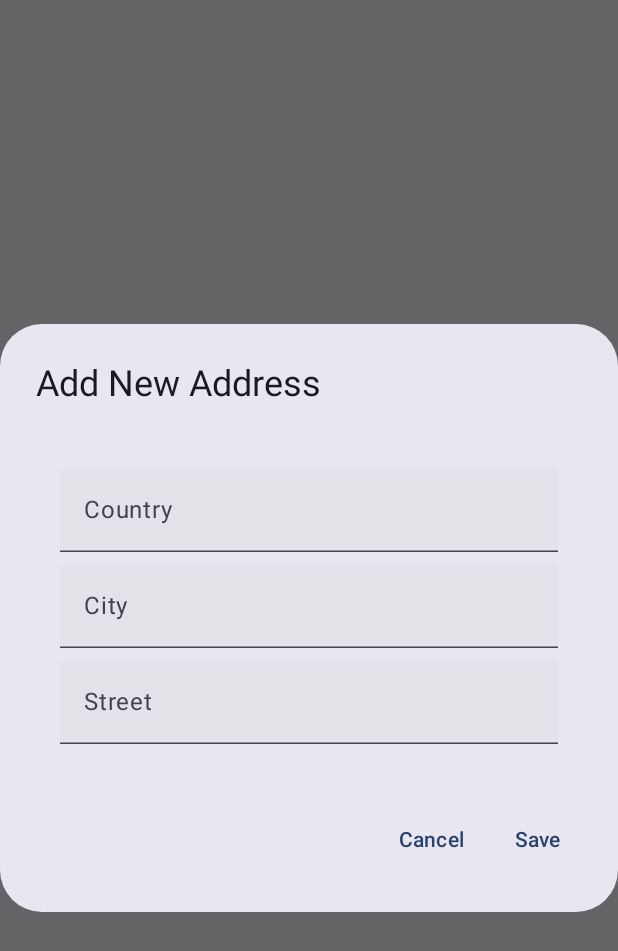
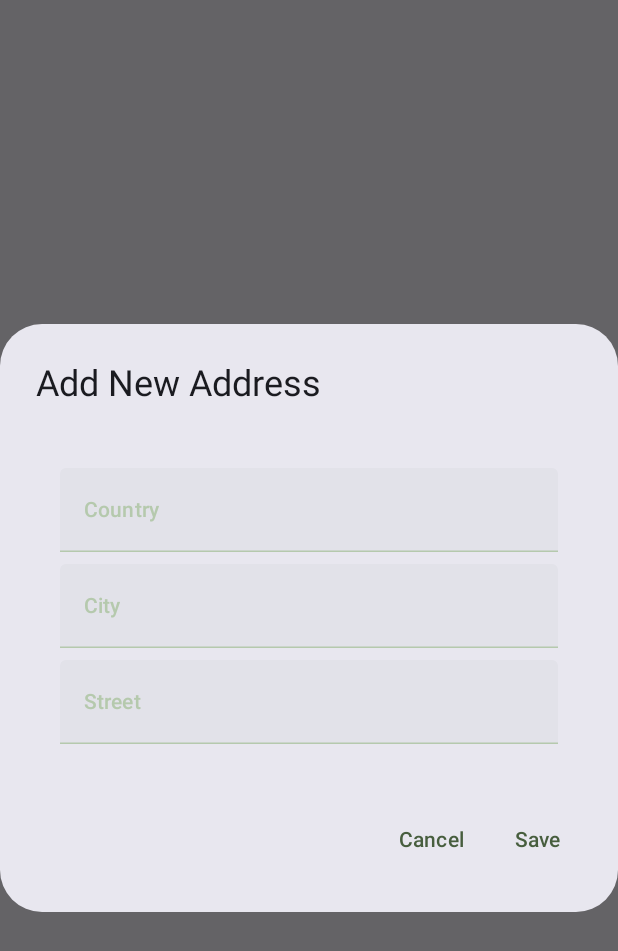
Before and after one commit to YaroslavaShyt/cw, an Android app built with Jetpack Compose: the composable AddAddressDialog called with empty values, on a phone screen of 412 x 824 dp. Shown: the top 951 px of the screen. Run offline under Robolectric (Android 15) with nearby library versions, the phone set to English and light mode, and no system bars; 1 statement that could not run was skipped.

Commit message:
- adding and deleting an address

```diff
--- a/app/src/main/java/com/example/cw/data/networking/NetworkingClient.kt
+++ b/app/src/main/java/com/example/cw/data/networking/NetworkingClient.kt
@@ -21,7 +21,6 @@ class NetworkingClient(private val firebaseFireStore: FirebaseFirestore) : INetw
             }
 
             val result: QuerySnapshot = query.get().await()
-
             result.documents.map { document ->
                 document.data ?: emptyMap()
             }
--- a/app/src/main/java/com/example/cw/data/user/User.kt
+++ b/app/src/main/java/com/example/cw/data/user/User.kt
@@ -7,7 +7,7 @@ private const val addressString: String = "address"
 
 data class User(
     val id: String = "",
-    val addresses: List<Address> = emptyList()
+    var addresses: List<Address> = emptyList()
 ) {
     companion object {
         fun fromMap(data: Map<String, Any>): User {
--- a/app/src/main/java/com/example/cw/domain/services/IUserService.kt
+++ b/app/src/main/java/com/example/cw/domain/services/IUserService.kt
@@ -1,9 +1,11 @@
 package com.example.cw.domain.services
 
+import com.example.cw.data.user.Address
 import com.example.cw.data.user.User
 import org.koin.core.component.KoinComponent
 
 interface IUserService: KoinComponent {
     var user: User
     suspend fun getUserData()
+    suspend fun updateUserAddresses(addresses: List<Address>)
 }
--- a/app/src/main/java/com/example/cw/screens/shippingAddresses/ShippingAddressesScreen.kt
+++ b/app/src/main/java/com/example/cw/screens/shippingAddresses/ShippingAddressesScreen.kt
@@ -10,12 +10,14 @@ import androidx.compose.material.icons.Icons
 import androidx.compose.material.icons.outlined.Add
 import androidx.compose.material3.AlertDialog
 import androidx.compose.material3.CircularProgressIndicator
+import androidx.compose.material3.ExperimentalMaterial3Api
 import androidx.compose.material3.Icon
 import androidx.compose.material3.IconButton
 import androidx.compose.material3.MaterialTheme
 import androidx.compose.material3.Text
 import androidx.compose.material3.TextButton
 import androidx.compose.material3.TextField
+import androidx.compose.material3.TextFieldDefaults
 import androidx.compose.runtime.Composable
 import androidx.compose.runtime.collectAsState
 import androidx.compose.runtime.mutableStateOf
@@ -25,6 +27,9 @@ import androidx.compose.ui.Modifier
 import androidx.compose.ui.unit.dp
 import androidx.compose.ui.unit.sp
 import com.example.cw.screens.shippingAddresses.widgets.AddressRow
+import com.example.cw.ui.theme.mainWhite
+import com.example.cw.ui.theme.neatGreen
+import com.example.cw.ui.theme.olive
 
 @Composable
 fun ShippingAddressesScreen(viewModel: ShippingAddressesViewModel) {
@@ -32,8 +37,10 @@ fun ShippingAddressesScreen(viewModel: ShippingAddressesViewModel) {
     val addressesState = viewModel.addresses.collectAsState()
     val loadingState = viewModel.loading.collectAsState()
     val errorState = viewModel.error.collectAsState()
+    val selectedAddressState = viewModel.selectedAddress.collectAsState()
 
     val isAddingAddress = remember { mutableStateOf(false) }
+    val isEditingAddress = remember { mutableStateOf(false) }
 
     val country = remember { mutableStateOf("") }
     val city = remember { mutableStateOf("") }
@@ -48,7 +55,7 @@ fun ShippingAddressesScreen(viewModel: ShippingAddressesViewModel) {
             )
 
             IconButton(onClick = {
-                isAddingAddress.value = true  // Відкриваємо діалог
+                isAddingAddress.value = true
             }) {
                 Icon(imageVector = Icons.Outlined.Add, contentDescription = null)
             }
@@ -64,28 +71,46 @@ fun ShippingAddressesScreen(viewModel: ShippingAddressesViewModel) {
 
         LazyColumn {
             items(addressesState.value) { address ->
-                AddressRow(isSelected = true, address = address)
+                AddressRow(
+                    isSelected = address == selectedAddressState.value,
+                    address = address,
+                    onAddressSelected = { viewModel.onAddressSelected(address) },
+                    onDeleteAddress = { viewModel.onDeleteAddressPressed(address) },
+                    onEditAddress = {isEditingAddress.value = true}
+                )
             }
         }
 
-        // Відображення діалогу для додавання нової адреси
-        if (isAddingAddress.value) {
+        if (isAddingAddress.value or isEditingAddress.value) {
+            if(isEditingAddress.value){
+                country.value = selectedAddressState.value.country
+                city.value = selectedAddressState.value.city
+                street.value = selectedAddressState.value.street
+            }
             AddAddressDialog(
-                country = country.value,
+                country =  country.value,
                 city = city.value,
                 street = street.value,
                 onCountryChange = { country.value = it },
                 onCityChange = { city.value = it },
                 onStreetChange = { street.value = it },
                 onSave = {
-                    viewModel.onAddAddressPressed(country.value, city.value, street.value)
-                    isAddingAddress.value = false // Закриваємо діалог
+                    if(isAddingAddress.value) {
+                        viewModel.onAddAddressPressed(country.value, city.value, street.value)
+                        isAddingAddress.value = false
+
+                    }
+                    if(isEditingAddress.value){
+                        viewModel.onEditAddressPressed(country.value, city.value, street.value)
+                        isEditingAddress.value = false
+                    }
                     country.value = ""
                     city.value = ""
                     street.value = ""
                 },
                 onCancel = {
-                    isAddingAddress.value = false // Закриваємо діалог
+                    isEditingAddress.value = false
+                    isAddingAddress.value = false
                     country.value = ""
                     city.value = ""
                     street.value = ""
@@ -96,6 +121,7 @@ fun ShippingAddressesScreen(viewModel: ShippingAddressesViewModel) {
 }
 
 
+@OptIn(ExperimentalMaterial3Api::class)
 @Composable
 fun AddAddressDialog(
     country: String,
@@ -114,25 +140,64 @@ fun AddAddressDialog(
         text = {
             Column(modifier = Modifier.padding(16.dp)) {
                 TextField(
+                    colors = TextFieldDefaults.textFieldColors(
+                        focusedIndicatorColor = olive,
+                        unfocusedIndicatorColor = neatGreen,
+                        focusedLabelColor = olive,
+                        unfocusedLabelColor = neatGreen,
+                        focusedPlaceholderColor = mainWhite,
+                        unfocusedPlaceholderColor = mainWhite,
+                    ),
                     value = country,
                     onValueChange = onCountryChange,
-                    label = { Text("Country") },
+                    label = {
+                        Text(
+                            "Country",
+                            style = MaterialTheme.typography.titleSmall
+                        )
+                    },
                     modifier = Modifier
                         .fillMaxWidth()
                         .padding(top = 8.dp)
                 )
                 TextField(
+                    colors = TextFieldDefaults.textFieldColors(
+                        focusedIndicatorColor = olive,
+                        unfocusedIndicatorColor = neatGreen,
+                        focusedLabelColor = olive,
+                        unfocusedLabelColor = neatGreen,
+                        focusedPlaceholderColor = mainWhite,
+                        unfocusedPlaceholderColor = mainWhite,
+                    ),
                     value = city,
                     onValueChange = onCityChange,
-                    label = { Text("City") },
+                    label = {
+                        Text(
+                            "City",
+                            style = MaterialTheme.typography.titleSmall
+                        )
+                    },
                     modifier = Modifier
                         .fillMaxWidth()
                         .padding(top = 8.dp)
                 )
                 TextField(
+                    colors = TextFieldDefaults.textFieldColors(
+                        focusedIndicatorColor = olive,
+                        unfocusedIndicatorColor = neatGreen,
+                        focusedLabelColor = olive,
+                        unfocusedLabelColor = neatGreen,
+                        focusedPlaceholderColor = mainWhite,
+                        unfocusedPlaceholderColor = mainWhite,
+                    ),
                     value = street,
                     onValueChange = onStreetChange,
-                    label = { Text("Street") },
+                    label = {
+                        Text(
+                            "Street",
+                            style = MaterialTheme.typography.titleSmall
+                        )
+                    },
                     modifier = Modifier
                         .fillMaxWidth()
                         .padding(top = 8.dp)
@@ -141,12 +206,12 @@ fun AddAddressDialog(
         },
         confirmButton = {
             TextButton(onClick = onSave) {
-                Text("Save")
+                Text("Save", style = MaterialTheme.typography.titleSmall.copy(color = olive))
             }
         },
         dismissButton = {
             TextButton(onClick = onCancel) {
-                Text("Cancel")
+                Text("Cancel", style = MaterialTheme.typography.titleSmall.copy(color = olive))
             }
         }
     )
--- a/app/src/main/java/com/example/cw/ui/theme/Font.kt
+++ b/app/src/main/java/com/example/cw/ui/theme/Font.kt
@@ -28,7 +28,7 @@ private val fontFamily = FontFamily(
 
 val mainTypography = Typography(
     bodyMedium = TextStyle(
-        fontFamily = fontFamily, fontWeight = FontWeight.Normal, fontSize = 12.sp
+        fontFamily = fontFamily, fontWeight = FontWeight.Normal, fontSize = 20.sp
     ),
     bodyLarge = TextStyle(
         fontFamily = fontFamily,
```
Also changed, not shown: app/src/main/java/com/example/cw/data/services/UserService.kt (+15 -7 lines), app/src/main/java/com/example/cw/data/user/Address.kt (+4 -4 lines), app/src/main/java/com/example/cw/data/user/UserRepository.kt (+5 -9 lines), app/src/main/java/com/example/cw/domain/user/IUserRepository.kt (+4 -7 lines), app/src/main/java/com/example/cw/screens/shippingAddresses/ShippingAddressesViewModel.kt (+37 -5 lines), app/src/main/java/com/example/cw/screens/shippingAddresses/widgets/AddressRow.kt (+26 -8 lines), app/src/main/java/com/example/cw/ui/theme/Color.kt (+0 -8 lines), app/src/main/java/com/example/cw/ui/theme/Theme.kt (+6 -6 lines).
